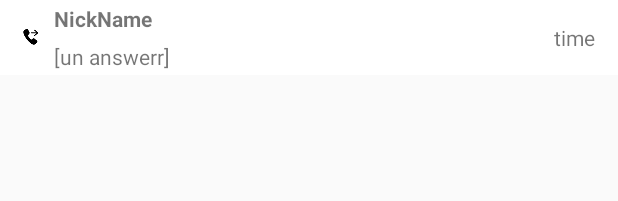
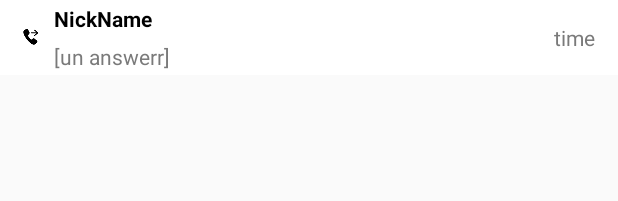
Before and after one commit to oneandtwothree/mazhaoze, an Android app: the layout layout_call_record.xml on its own in the app's theme, with its tools: preview values and no code run, on a phone screen of 412 x 824 dp. Shown: the top 201 px of the screen. Run offline under Robolectric (Android 15) with nearby library versions, the light colour scheme and no system bars.

Commit message:
完善通话列表

```diff
--- a/app/src/main/java/com/example/liaoapp/Fragment/chat/CallRecordFragment.java
+++ b/app/src/main/java/com/example/liaoapp/Fragment/chat/CallRecordFragment.java
@@ -24,6 +24,7 @@ import com.example.liaoapp.R;
 
 import java.text.SimpleDateFormat;
 import java.util.ArrayList;
+import java.util.Collections;
 import java.util.List;
 
 import cn.bmob.v3.exception.BmobException;
@@ -159,6 +160,8 @@ public class CallRecordFragment extends BaseFragment implements SwipeRefreshLayo
 
                     }
                 });
+
+        Collections.reverse(mList);
     }
 
     @Override
--- a/app/src/main/res/layout/layout_call_record.xml
+++ b/app/src/main/res/layout/layout_call_record.xml
@@ -34,6 +34,7 @@
                 android:gravity="center_vertical"
                 android:maxLines="1"
                 android:text="NickName"
+                android:textColor="#000"
                 android:textStyle="bold" />
 
             <TextView
@@ -41,6 +42,7 @@
                 android:layout_width="match_parent"
                 android:layout_height="match_parent"
                 android:layout_weight="1"
+                android:textColor="#7A7A7A"
                 android:ellipsize="marquee"
                 android:gravity="center_vertical"
                 android:marqueeRepeatLimit="marquee_forever"
@@ -53,6 +55,7 @@
             android:id="@+id/tv_time"
             android:layout_width="wrap_content"
             android:layout_height="wrap_content"
+            android:textColor="#7A7A7A"
             android:text="time" />
 
     </LinearLayout>
```
